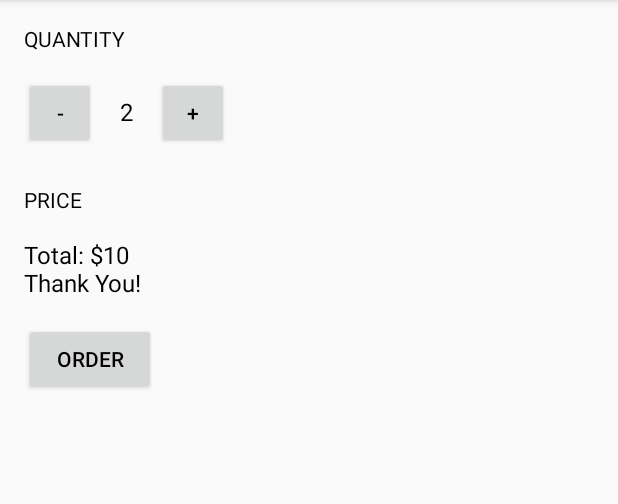
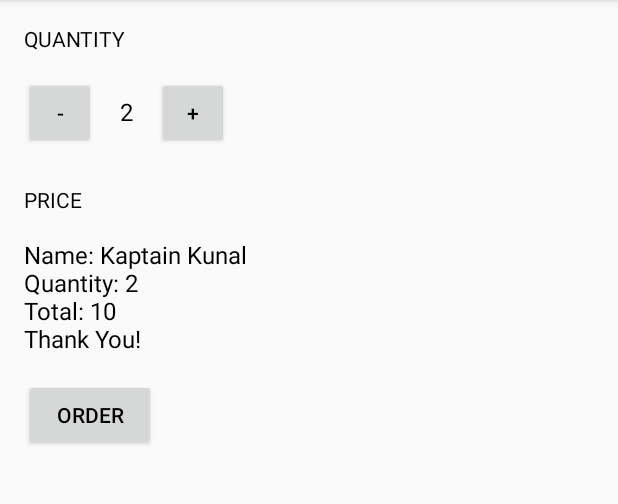
Before and after one commit to superdave2u/Personal-Projects, an Android app: the screen it shows after launch (MainActivity), after a tap on "ORDER", on a phone screen of 412 x 824 dp, the part 84-588 px from its top. Run offline under Robolectric (Android 15) with nearby library versions, the phone set to English and light mode, and no system bars.

Commit message:
end of day 10/20/19, half way thru lesson 5.

```diff
--- a/JustJava/app/src/main/java/com/example/justjava/MainActivity.java
+++ b/JustJava/app/src/main/java/com/example/justjava/MainActivity.java
@@ -23,19 +23,18 @@ public class MainActivity extends AppCompatActivity {
      * This method is called when the order button is clicked.
      */
     public void submitOrder(View view) {
-        String priceMessage = "Total: $" + (numberOfCoffees * 5) + "\n" + "Thank You!";
-        displayMessage(priceMessage);
+        displayMessage(createOrderSummery(numberOfCoffees, (numberOfCoffees * 5)));
     }
 
     public void increment(View view) {
         numberOfCoffees = numberOfCoffees + 1;
-        display(numberOfCoffees);
+        displayQuantity(numberOfCoffees);
         displayPrice(numberOfCoffees * 5);
     }
 
     public void decrement(View view) {
         numberOfCoffees = numberOfCoffees - 1;
-        display(numberOfCoffees);
+        displayQuantity(numberOfCoffees);
         displayPrice(numberOfCoffees * 5);
     }
 
@@ -43,7 +42,7 @@ public class MainActivity extends AppCompatActivity {
     /**
      * This method displays the given quantity value on the screen.
      */
-    private void display(int number) {
+    private void displayQuantity(int number) {
         TextView quantityTextView = (TextView) findViewById(R.id.quantity_text_view);
         quantityTextView.setText("" + number);
     }
@@ -63,4 +62,17 @@ public class MainActivity extends AppCompatActivity {
         TextView priceTextView = (TextView) findViewById(R.id.price_text_view);
         priceTextView.setText(message);
     }
+
+    /**
+     * Creates the order Summery to be displayed to user.
+     * @param quantity number of items
+     * @param priceOfOrder price of total items.
+     * @return string message thanking user.
+     */
+    private String createOrderSummery(int quantity, int priceOfOrder) {
+        return("Name: Kaptain Kunal\n"
+                + "Quantity: " + quantity + "\n"
+                + "Total: " + priceOfOrder + "\n"
+                + "Thank You!");
+    }
 }
```
